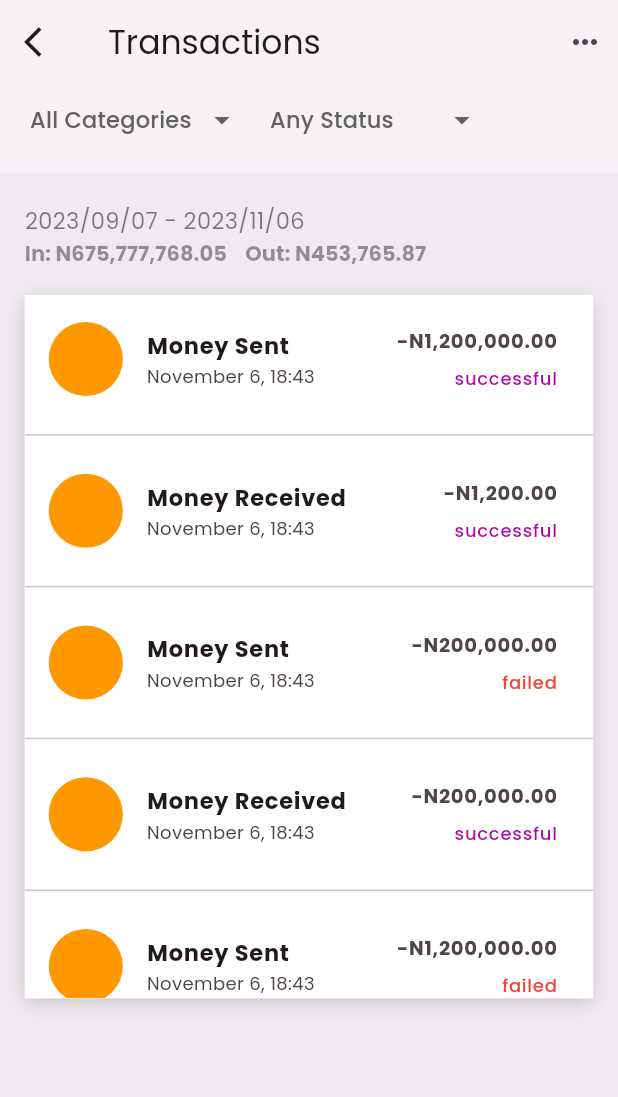
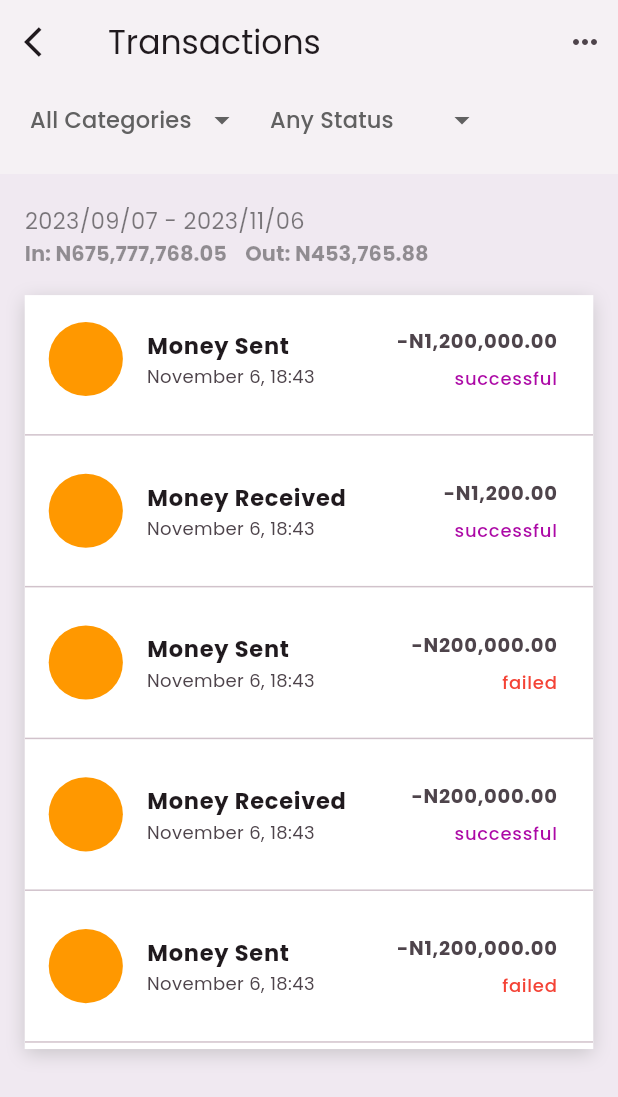
Before and after one commit to ebuka-c/bulloak-finance-mgt2, a Flutter app: the TransactionHistory screen opened directly, on a phone screen of 412 x 824 dp. Shown: the top 1097 px of the screen. Run offline on Flutter 3.47's test engine with Material 3 defaults, Android fonts, the phone set to English and light mode, and no system bars; our stand-ins replace fl_chart, flutter_advanced_drawer, get, google_fonts, google_nav_bar, iconsax and 1 more.

Commit message:
about to make pull request 19-11

```diff
--- a/lib/screens/history_nav/other_screens/transactionhistory.dart
+++ b/lib/screens/history_nav/other_screens/transactionhistory.dart
@@ -146,7 +146,7 @@ class _TransactionHistoryState extends State<TransactionHistory> {
                       children: <TextSpan>[
                     const TextSpan(text: 'Out: '),
                     TextSpan(
-                        text: 'N453,765.87',
+                        text: 'N453,765.88',
                         style: GoogleFonts.poppins(
                             color: Colors.black.withOpacity(0.4))),
                   ])),
@@ -155,7 +155,7 @@ class _TransactionHistoryState extends State<TransactionHistory> {
           SizedBox(height: h * 0.02),
           Container(
             width: w,
-            height: h * 0.569,
+            height: h * 0.61,
             decoration: BoxDecoration(color: Colors.white, boxShadow: [
               BoxShadow(
                 color: Colors.grey.withOpacity(0.5),
```
